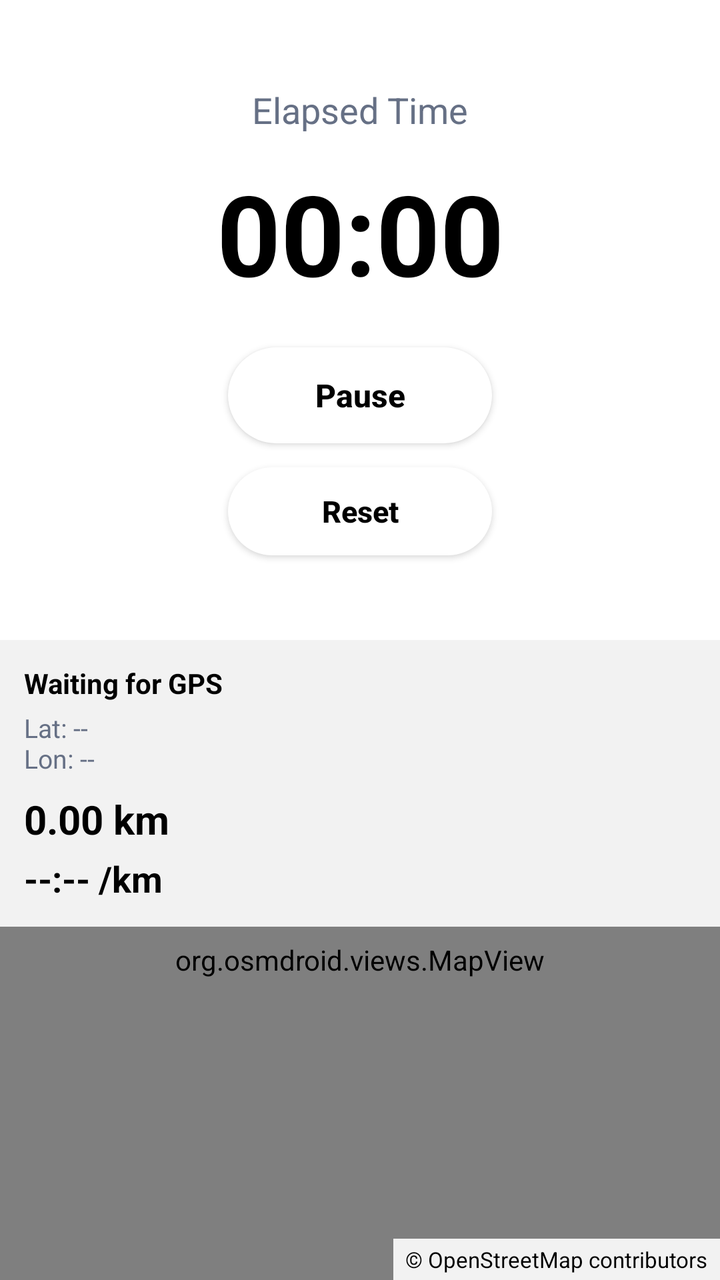
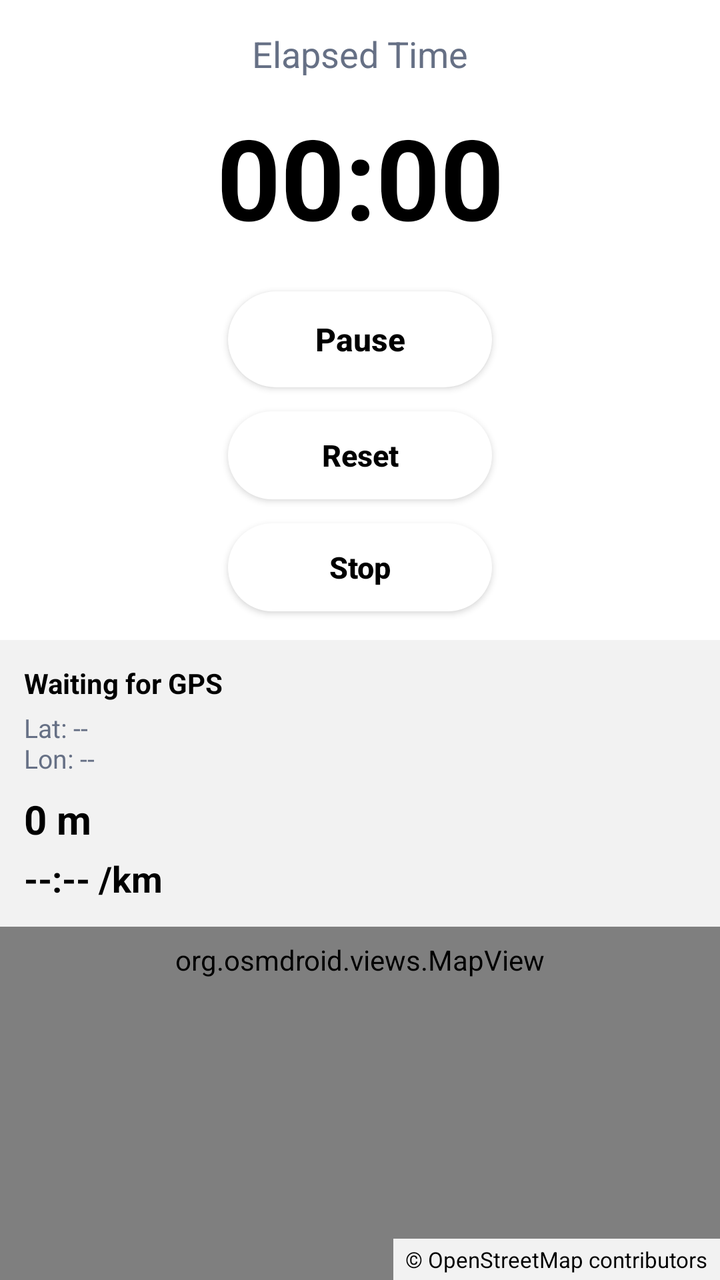

Compare the two renders of this Android layout. The source of the first and the diff that turns it into the second are given below.
<!-- AndroidManifest.xml: application theme Theme.runr -->
<!-- res/layout/activity_run.xml -->
<?xml version="1.0" encoding="utf-8"?>
<androidx.constraintlayout.widget.ConstraintLayout xmlns:android="http://schemas.android.com/apk/res/android"
    xmlns:app="http://schemas.android.com/apk/res-auto"
    xmlns:tools="http://schemas.android.com/tools"
    android:id="@+id/runRoot"
    android:layout_width="match_parent"
    android:layout_height="match_parent"
    android:background="@color/run_screen_background"
    tools:context=".RunActivity">

    <androidx.constraintlayout.widget.Guideline
        android:id="@+id/halfwayGuideline"
        android:layout_width="wrap_content"
        android:layout_height="wrap_content"
        android:orientation="horizontal"
        app:layout_constraintGuide_percent="0.5" />

    <androidx.constraintlayout.widget.ConstraintLayout
        android:id="@+id/timerContainer"
        android:layout_width="0dp"
        android:layout_height="0dp"
        android:paddingStart="24dp"
        android:paddingEnd="24dp"
        app:layout_constraintBottom_toTopOf="@id/halfwayGuideline"
        app:layout_constraintEnd_toEndOf="parent"
        app:layout_constraintStart_toStartOf="parent"
        app:layout_constraintTop_toTopOf="parent">

        <TextView
            android:id="@+id/elapsedTimeLabel"
            android:layout_width="wrap_content"
            android:layout_height="wrap_content"
            android:text="@string/elapsed_time"
            android:textColor="@color/run_screen_secondary_text"
            android:textSize="18sp"
            app:layout_constraintBottom_toTopOf="@id/elapsedTimeChronometer"
            app:layout_constraintEnd_toEndOf="parent"
            app:layout_constraintStart_toStartOf="parent"
            app:layout_constraintTop_toTopOf="parent"
            app:layout_constraintVertical_chainStyle="packed" />

        <Chronometer
            android:id="@+id/elapsedTimeChronometer"
            android:layout_width="wrap_content"
            android:layout_height="wrap_content"
            android:layout_marginTop="12dp"
            android:fontFamily="sans"
            android:format="%s"
            android:textColor="@color/run_screen_primary_text"
            android:textSize="56sp"
            android:textStyle="bold"
            app:layout_constraintBottom_toTopOf="@id/pauseRunButton"
            app:layout_constraintEnd_toEndOf="parent"
            app:layout_constraintStart_toStartOf="parent"
            app:layout_constraintTop_toBottomOf="@id/elapsedTimeLabel" />

        <androidx.appcompat.widget.AppCompatButton
            android:id="@+id/pauseRunButton"
            android:layout_width="wrap_content"
            android:layout_height="wrap_content"
            android:layout_marginTop="20dp"
            android:minWidth="132dp"
            android:minHeight="48dp"
            android:background="@drawable/start_run_button_background"
            android:backgroundTint="@null"
            android:elevation="4dp"
            android:paddingStart="24dp"
            android:paddingEnd="24dp"
            android:text="@string/pause_run"
            android:textAllCaps="false"
            android:textColor="@color/start_run_button_text"
            android:textSize="16sp"
            android:textStyle="bold"
            app:backgroundTint="@null"
            app:layout_constraintBottom_toTopOf="@id/resetRunButton"
            app:layout_constraintEnd_toEndOf="parent"
            app:layout_constraintStart_toStartOf="parent"
            app:layout_constraintTop_toBottomOf="@id/elapsedTimeChronometer" />

        <androidx.appcompat.widget.AppCompatButton
            android:id="@+id/resetRunButton"
            android:layout_width="wrap_content"
            android:layout_height="wrap_content"
            android:layout_marginTop="12dp"
            android:minWidth="132dp"
            android:minHeight="44dp"
            android:background="@drawable/start_run_button_background"
            android:backgroundTint="@null"
            android:elevation="4dp"
            android:paddingStart="24dp"
            android:paddingEnd="24dp"
            android:text="@string/reset_run"
            android:textAllCaps="false"
            android:textColor="@color/start_run_button_text"
            android:textSize="15sp"
            android:textStyle="bold"
            app:backgroundTint="@null"
            app:layout_constraintBottom_toBottomOf="parent"
            app:layout_constraintEnd_toEndOf="parent"
            app:layout_constraintStart_toStartOf="parent"
            app:layout_constraintTop_toBottomOf="@id/pauseRunButton" />

    </androidx.constraintlayout.widget.ConstraintLayout>

    <FrameLayout
        android:id="@+id/mapContainer"
        android:layout_width="0dp"
        android:layout_height="0dp"
        android:background="@color/map_placeholder_background"
        app:layout_constraintBottom_toBottomOf="parent"
        app:layout_constraintEnd_toEndOf="parent"
        app:layout_constraintStart_toStartOf="parent"
        app:layout_constraintTop_toBottomOf="@id/halfwayGuideline">

        <org.osmdroid.views.MapView
            android:id="@+id/runMapView"
            android:layout_width="match_parent"
            android:layout_height="match_parent" />

        <LinearLayout
            android:layout_width="match_parent"
            android:layout_height="wrap_content"
            android:layout_gravity="top"
            android:background="@color/map_status_overlay_background"
            android:orientation="vertical"
            android:padding="12dp">

            <TextView
                android:id="@+id/locationStatusText"
                android:layout_width="match_parent"
                android:layout_height="wrap_content"
                android:text="@string/location_waiting"
                android:textColor="@color/run_screen_primary_text"
                android:textSize="14sp"
                android:textStyle="bold" />

            <TextView
                android:id="@+id/locationCoordinatesText"
                android:layout_width="match_parent"
                android:layout_height="wrap_content"
                android:layout_marginTop="4dp"
                android:text="@string/location_coordinates_placeholder"
                android:textColor="@color/run_screen_secondary_text"
                android:textSize="13sp" />

            <TextView
                android:id="@+id/distanceText"
                android:layout_width="match_parent"
                android:layout_height="wrap_content"
                android:layout_marginTop="8dp"
                android:text="@string/distance_placeholder"
                android:textColor="@color/run_screen_primary_text"
                android:textSize="20sp"
                android:textStyle="bold" />

            <TextView
                android:id="@+id/paceText"
                android:layout_width="match_parent"
                android:layout_height="wrap_content"
                android:layout_marginTop="4dp"
                android:text="@string/pace_placeholder"
                android:textColor="@color/run_screen_primary_text"
                android:textSize="18sp"
                android:textStyle="bold" />

        </LinearLayout>

        <TextView
            android:id="@+id/mapAttributionText"
            android:layout_width="wrap_content"
            android:layout_height="wrap_content"
            android:layout_gravity="bottom|end"
            android:background="@color/map_status_overlay_background"
            android:paddingStart="6dp"
            android:paddingTop="3dp"
            android:paddingEnd="6dp"
            android:paddingBottom="3dp"
            android:text="@string/map_attribution"
            android:textColor="@color/run_screen_primary_text"
            android:textSize="11sp" />

    </FrameLayout>

</androidx.constraintlayout.widget.ConstraintLayout>
<!-- resources referenced by this layout -->
<resources>
  <color name="map_placeholder_background">#FFEAF2F8</color>
  <color name="map_status_overlay_background">#E6FFFFFF</color>
  <color name="run_screen_background">#FFFFFFFF</color>
  <color name="run_screen_primary_text">#FF000000</color>
  <color name="run_screen_secondary_text">#FF667085</color>
  <color name="start_run_button_text">#FF000000</color>
  <!-- drawable start_run_button_background (drawable) -->
  <?xml version="1.0" encoding="utf-8"?>
  <selector xmlns:android="http://schemas.android.com/apk/res/android">
      <item android:state_pressed="true">
          <shape>
              <solid android:color="@color/start_run_button_pressed" />
              <corners android:radius="28dp" />
          </shape>
      </item>
      <item>
          <shape>
              <solid android:color="@color/start_run_button" />
              <corners android:radius="28dp" />
          </shape>
      </item>
  </selector>
  <string name="distance_placeholder">0.00 km</string>
  <string name="elapsed_time">Elapsed Time</string>
  <string name="location_coordinates_placeholder">Lat: --\nLon: --</string>
  <string name="location_waiting">Waiting for GPS</string>
  <string name="map_attribution">© OpenStreetMap contributors</string>
  <string name="pace_placeholder">--:-- /km</string>
  <string name="pause_run">Pause</string>
  <string name="reset_run">Reset</string>
  <style name="Theme.runr" parent="Base.Theme.runr" />
  <color name="start_run_button_pressed">#FFE7ECF3</color>
  <color name="start_run_button">#FFFFFFFF</color>
  <style name="Base.Theme.runr" parent="Theme.Material3.DayNight.NoActionBar">
          
          
      </style>
</resources>

<!-- the commit's change to res/layout/activity_run.xml (unified diff, before → after) -->
@@ -95,10 +95,33 @@
             android:textSize="15sp"
             android:textStyle="bold"
             app:backgroundTint="@null"
+            app:layout_constraintBottom_toTopOf="@id/stopRunButton"
+            app:layout_constraintEnd_toEndOf="parent"
+            app:layout_constraintStart_toStartOf="parent"
+            app:layout_constraintTop_toBottomOf="@id/pauseRunButton" />
+
+        <androidx.appcompat.widget.AppCompatButton
+            android:id="@+id/stopRunButton"
+            android:layout_width="wrap_content"
+            android:layout_height="wrap_content"
+            android:layout_marginTop="12dp"
+            android:minWidth="132dp"
+            android:minHeight="44dp"
+            android:background="@drawable/start_run_button_background"
+            android:backgroundTint="@null"
+            android:elevation="4dp"
+            android:paddingStart="24dp"
+            android:paddingEnd="24dp"
+            android:text="@string/stop_run"
+            android:textAllCaps="false"
+            android:textColor="@color/start_run_button_text"
+            android:textSize="15sp"
+            android:textStyle="bold"
+            app:backgroundTint="@null"
             app:layout_constraintBottom_toBottomOf="parent"
             app:layout_constraintEnd_toEndOf="parent"
             app:layout_constraintStart_toStartOf="parent"
-            app:layout_constraintTop_toBottomOf="@id/pauseRunButton" />
+            app:layout_constraintTop_toBottomOf="@id/resetRunButton" />
 
     </androidx.constraintlayout.widget.ConstraintLayout>
 
<!-- resource entries referenced after the edit -->
@@ -22,7 +22,7 @@
           </shape>
       </item>
   </selector>
-  <string name="distance_placeholder">0.00 km</string>
+  <string name="distance_placeholder">0 m</string>
   <string name="elapsed_time">Elapsed Time</string>
   <string name="location_coordinates_placeholder">Lat: --\nLon: --</string>
   <string name="location_waiting">Waiting for GPS</string>
@@ -30,6 +30,7 @@
   <string name="pace_placeholder">--:-- /km</string>
   <string name="pause_run">Pause</string>
   <string name="reset_run">Reset</string>
+  <string name="stop_run">Stop</string>
   <style name="Theme.runr" parent="Base.Theme.runr" />
   <color name="start_run_button_pressed">#FFE7ECF3</color>
   <color name="start_run_button">#FFFFFFFF</color>
